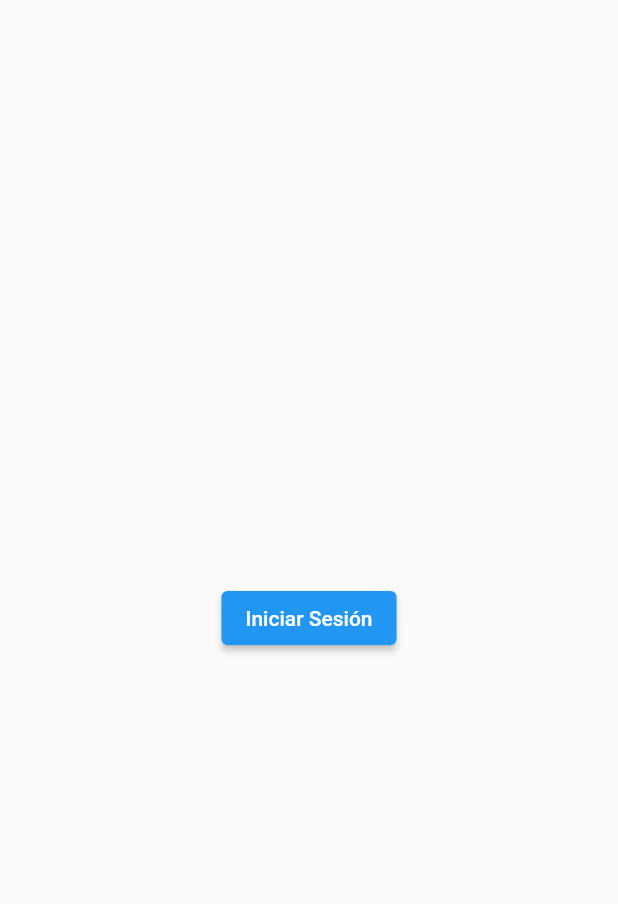
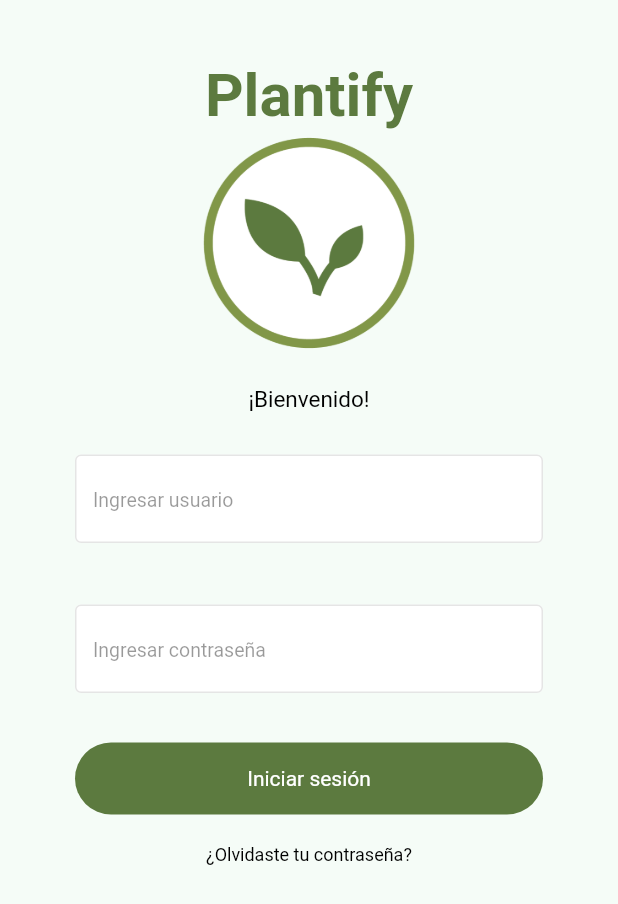
Before and after one commit to Fragticon/RecogPlantify, a Flutter app: the LoginScreen screen opened directly, on a phone screen of 412 x 824 dp. Shown: the top 904 px of the screen. Run offline on Flutter 3.47's test engine with Material 2 defaults, Android fonts, the phone set to English and light mode, and no system bars.

Commit message:
add login ui

```diff
--- /dev/null
+++ b/lib/core/constants/app_colors.dart
@@ -0,0 +1,17 @@
+import 'package:flutter/painting.dart';
+
+class AppColors {
+  static const Color primaryGreen = Color(0xFF5C7A3F);
+  static const Color secondaryColor = Color(0xFF1E1E1E);
+  static const Color primaryWhite = Color(0xFFFFFFFF);
+  static const Color backgroundColor = Color(0xFFF5FCF7);
+  static const Color primaryBlack = Color(0xFF000000);
+  static const Color blakOpacity07 = Color.fromARGB(179, 0, 0, 0);
+  static const Color blakOpacity04 = Color.fromARGB(102, 0, 0, 0);
+  static const Color gray1 = Color(0xFF333333);
+  static const Color gray2 = Color(0xFF5A6978);
+  static const Color gray3 = Color(0xFFF7F7F7);
+  static const Color border = Color(0xFFE5E5E5);
+  static const Color borderShadow = Color.fromARGB(20, 0, 64, 73);
+
+}
--- /dev/null
+++ b/lib/core/constants/app_text_style.dart
@@ -0,0 +1,17 @@
+import 'package:flutter/material.dart';
+import 'app_colors.dart';
+
+class TextStyles {
+  static const kLoginTitle = TextStyle(
+      fontSize: 40, color: AppColors.primaryGreen, fontWeight: FontWeight.w600);
+  static const kSubtitleMayus = TextStyle(
+      fontSize: 12, color: AppColors.border, fontWeight: FontWeight.w400);
+  static const kForgotPassword = TextStyle(
+      fontSize: 12, color: AppColors.primaryBlack, fontWeight: FontWeight.w400);
+  static const kWelcome = TextStyle(
+      fontSize: 15, color: AppColors.primaryBlack, fontWeight: FontWeight.w400);
+  static const kTextFormField = TextStyle(
+      fontSize: 13,
+      color: AppColors.blakOpacity04,
+      fontWeight: FontWeight.w400);
+}
--- a/lib/main.dart
+++ b/lib/main.dart
@@ -1,6 +1,5 @@
 import 'package:flutter/material.dart';
-
-import 'presentation/modules/home/home_screen.dart';
+import 'package:recog_plantify/presentation/modules/auth/login/login_screen.dart';
 
 void main() {
   runApp(const MyApp());
@@ -18,7 +17,7 @@ class MyApp extends StatelessWidget {
       theme: ThemeData(
         primarySwatch: Colors.blue,
       ),
-      home: const HomeScreen(),
+      home: const LoginScreen(),
     );
   }
 }
--- /dev/null
+++ b/lib/presentation/modules/auth/login/login_screen.dart
@@ -0,0 +1,39 @@
+import 'package:flutter/material.dart';
+import 'package:recog_plantify/core/constants/app_colors.dart';
+import 'package:recog_plantify/core/constants/app_text_style.dart';
+import 'package:recog_plantify/presentation/widgets/planty_button.dart';
+import 'package:recog_plantify/presentation/widgets/planty_text_field.dart';
+
+class LoginScreen extends StatelessWidget {
+  const LoginScreen({super.key});
+
+  @override
+  Widget build(BuildContext context) {
+    return Scaffold(
+      body: GestureDetector(
+        onTap: () => FocusScope.of(context).unfocus(),
+        child: SafeArea(
+          child: Container(
+            color: AppColors.backgroundColor,
+            child: ListView(
+
+              padding: const EdgeInsets.symmetric(vertical: 40, horizontal: 50),
+              children: [
+                const Text("Plantify", style: TextStyles.kLoginTitle, textAlign: TextAlign.center,),
+                Image.asset("assets/images/logo.png", width: 150, height: 150),
+                const SizedBox(height: 20,),
+                const Text("¡Bienvenido!", style: TextStyles.kWelcome ,textAlign: TextAlign.center),
+                const SizedBox(height: 20,),
+                const CustomTextInput(hintText: "Ingresar usuario", isNumeric: false, autofocus: false,),
+                const CustomTextInput(hintText: "Ingresar contraseña", isNumeric: false, autofocus: false,),
+                const PlantyButton(text: "Iniciar sesión"),
+                const SizedBox(height: 20,),
+                const Text("¿Olvidaste tu contraseña?", style: TextStyles.kForgotPassword, textAlign: TextAlign.center,),
+              ],
+            ),
+          ),
+        ),
+      ),
+    );
+  }
+}
--- /dev/null
+++ b/lib/presentation/modules/auth/register/register_screen.dart
@@ -0,0 +1,17 @@
+import 'package:flutter/material.dart';
+
+class RegisterScreen extends StatelessWidget {
+  const RegisterScreen({super.key});
+
+  @override
+  Widget build(BuildContext context) {
+    return Scaffold(
+      body: ListView(
+        padding: const EdgeInsets.symmetric(horizontal: 24.0),
+        children: const [
+
+        ],
+      ),
+    );
+  }
+}
--- a/lib/presentation/modules/login/login_screen.dart
+++ /dev/null
@@ -1,19 +0,0 @@
-import 'package:flutter/material.dart';
-
-class LoginScreen extends StatelessWidget {
-  const LoginScreen({super.key});
-
-  @override
-  Widget build(BuildContext context) {
-    return Scaffold(
-      body: Center(
-        child: ElevatedButton(
-          onPressed: () {
-            debugPrint('TODO: Hacer el login.');
-          },
-          child: const Text('Iniciar Sesión'),
-        ),
-      ),
-    );
-  }
-}
--- /dev/null
+++ b/lib/presentation/widgets/planty_button.dart
@@ -0,0 +1,25 @@
+import 'package:flutter/material.dart';
+import 'package:recog_plantify/core/constants/app_colors.dart';
+
+class PlantyButton extends StatelessWidget {
+  final String text;
+  final Function? onPressed;
+  const PlantyButton({super.key, required this.text, this.onPressed});
+
+  @override
+  Widget build(BuildContext context) {
+    return Container(
+      padding: const EdgeInsets.all(16.0),
+      decoration: BoxDecoration(
+        color: AppColors.primaryGreen,
+        borderRadius: BorderRadius.circular(30.0),
+      ),
+      child: Center(
+        child: Text(
+          text,
+          style: const TextStyle(color: Colors.white),
+        ),
+      ),
+    );
+  }
+}
--- /dev/null
+++ b/lib/presentation/widgets/planty_text_field.dart
@@ -0,0 +1,74 @@
+import 'package:flutter/material.dart';
+import 'package:flutter/services.dart';
+import 'package:recog_plantify/core/constants/app_colors.dart';
+import 'package:recog_plantify/core/constants/app_text_style.dart';
+
+class CustomTextInput extends StatelessWidget {
+  final String hintText;
+  final String? text;
+  final FocusNode? currentNode;
+  final FocusNode? nextNode;
+  final bool isNumeric;
+  final bool autofocus;
+  final String? errorMessage;
+  final void Function(String)? onChanged;
+  final TextEditingController? controller;
+  final int? maxLength;
+  const CustomTextInput({
+    super.key,
+    this.text,
+    required this.hintText,
+    this.currentNode,
+    this.nextNode,
+    required this.isNumeric,
+    required this.autofocus,
+    this.errorMessage,
+    this.onChanged,
+    this.controller,
+    this.maxLength = -1,
+  });
+
+  @override
+  Widget build(BuildContext context) {
+    // if (controller != null && text != null) {
+    //   controller!.text = text!;
+    //   print("El texto es: $text");
+    // }
+    return Padding(
+      padding: errorMessage == null
+          ? const EdgeInsets.fromLTRB(0, 8, 0, 33)
+          : const EdgeInsets.fromLTRB(0, 8, 0, 10),
+      child: TextFormField(
+        controller: controller,
+        onChanged: onChanged,
+        autofocus: autofocus,
+        keyboardType: isNumeric ? TextInputType.number : TextInputType.name,
+        decoration: InputDecoration(
+          fillColor: AppColors.primaryWhite,
+          filled: true,
+          border: OutlineInputBorder(
+            borderRadius: BorderRadius.circular(10.0),
+          ),
+          focusedBorder: const OutlineInputBorder(
+            borderSide: BorderSide(color: AppColors.border, width: 2.0),
+          ),
+          enabledBorder: const OutlineInputBorder(
+            borderSide: BorderSide(color: AppColors.border),
+          ),
+          hintText: hintText,
+          hintStyle: TextStyles.kTextFormField,
+          errorText: errorMessage,
+          errorMaxLines: 2,
+        ),
+        focusNode: currentNode,
+        onFieldSubmitted: (_) {
+          FocusScope.of(context).requestFocus(nextNode);
+        },
+        inputFormatters: [
+          LengthLimitingTextInputFormatter(maxLength),
+          if (isNumeric) FilteringTextInputFormatter.allow(RegExp(r'[0-9]')),
+        ],
+      ),
+    );
+  }
+}
--- a/pubspec.yaml
+++ b/pubspec.yaml
@@ -14,12 +14,14 @@ dependencies:
   flutter:
     sdk: flutter
 
+
   cupertino_icons: ^1.0.2
   fluro: ^2.0.3
   shared_preferences: ^2.0.15
   flutter_bloc: ^8.1.1
   flutter_secure_storage: ^6.0.0
   dartz: ^0.10.1
+  dependency_injector: ^0.1.0+2
 
 dev_dependencies:
   flutter_test:
@@ -30,3 +32,6 @@ dev_dependencies:
 
 flutter:
   uses-material-design: true
+  assets:
+    - assets/images/
+    - assets/svg/
```
Also changed, not shown: assets/images/logo.png (added), lib/presentation/widgets/custom_button.dart (deleted), pubspec.lock, 1 other file.
